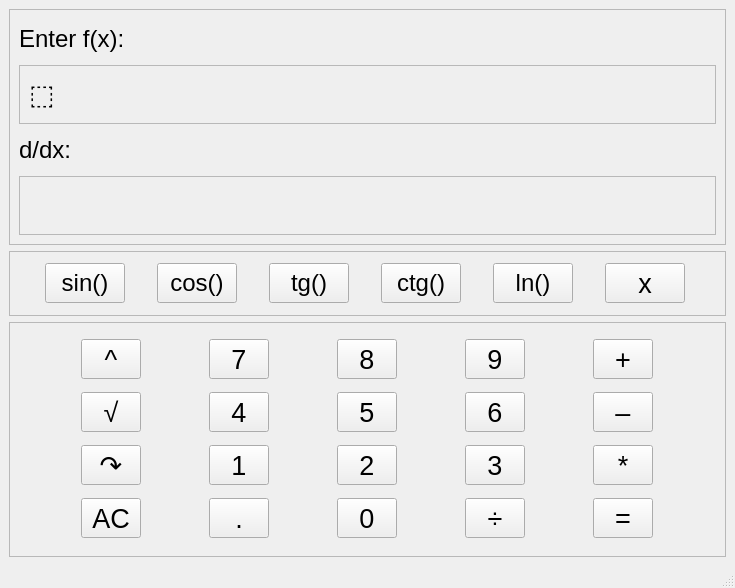
Old version of the form mainwindow.ui in the repository neavailable/Derivative_calculator.
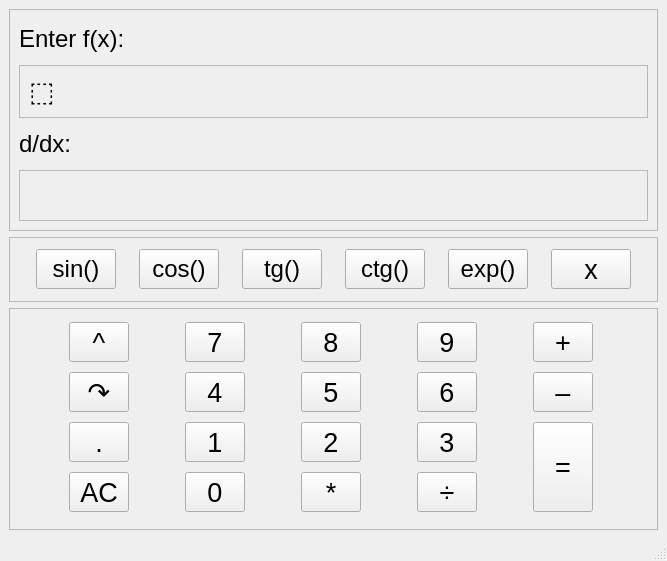
New version of the form.

```diff
--- a/mainwindow.ui
+++ b/mainwindow.ui
@@ -6,13 +6,19 @@
    <rect>
     <x>0</x>
     <y>0</y>
-    <width>735</width>
-    <height>588</height>
+    <width>667</width>
+    <height>561</height>
    </rect>
   </property>
   <property name="minimumSize">
    <size>
     <width>100</width>
+    <height>80</height>
+   </size>
+  </property>
+  <property name="sizeIncrement">
+   <size>
+    <width>0</width>
     <height>0</height>
    </size>
   </property>
@@ -36,24 +42,6 @@
        <enum>QFrame::Raised</enum>
       </property>
       <layout class="QGridLayout" name="gridLayout_2">
-       <item row="0" column="0">
-        <widget class="QLabel" name="label_1">
-         <property name="maximumSize">
-          <size>
-           <width>16777215</width>
-           <height>40</height>
-          </size>
-         </property>
-         <property name="font">
-          <font>
-           <pointsize>18</pointsize>
-          </font>
-         </property>
-         <property name="text">
-          <string>Enter f(x):</string>
-         </property>
-        </widget>
-       </item>
        <item row="5" column="0">
         <widget class="QFrame" name="frame">
          <property name="maximumSize">
@@ -96,24 +84,6 @@
          </layout>
         </widget>
        </item>
-       <item row="2" column="0">
-        <widget class="QLabel" name="label_2">
-         <property name="maximumSize">
-          <size>
-           <width>16777215</width>
-           <height>40</height>
-          </size>
-         </property>
-         <property name="font">
-          <font>
-           <pointsize>18</pointsize>
-          </font>
-         </property>
-         <property name="text">
-          <string>d/dx:</string>
-         </property>
-        </widget>
-       </item>
        <item row="1" column="0">
         <widget class="QFrame" name="enter_frame">
          <property name="maximumSize">
@@ -150,6 +120,42 @@
          </layout>
         </widget>
        </item>
+       <item row="2" column="0">
+        <widget class="QLabel" name="label_2">
+         <property name="maximumSize">
+          <size>
+           <width>16777215</width>
+           <height>40</height>
+          </size>
+         </property>
+         <property name="font">
+          <font>
+           <pointsize>18</pointsize>
+          </font>
+         </property>
+         <property name="text">
+          <string>d/dx:</string>
+         </property>
+        </widget>
+       </item>
+       <item row="0" column="0">
+        <widget class="QLabel" name="label_1">
+         <property name="maximumSize">
+          <size>
+           <width>16777215</width>
+           <height>40</height>
+          </size>
+         </property>
+         <property name="font">
+          <font>
+           <pointsize>18</pointsize>
+          </font>
+         </property>
+         <property name="text">
+          <string>Enter f(x):</string>
+         </property>
+        </widget>
+       </item>
       </layout>
      </widget>
     </item>
@@ -247,7 +253,7 @@
         </widget>
        </item>
        <item>
-        <widget class="QPushButton" name="ln_butt">
+        <widget class="QPushButton" name="exp_butt">
          <property name="maximumSize">
           <size>
            <width>80</width>
@@ -260,7 +266,7 @@
           </font>
          </property>
          <property name="text">
-          <string>ln()</string>
+          <string>exp()</string>
          </property>
         </widget>
        </item>
@@ -306,67 +312,7 @@
        <enum>QFrame::Raised</enum>
       </property>
       <layout class="QGridLayout" name="gridLayout">
-       <item row="8" column="14">
-        <widget class="QPushButton" name="enter_butt">
-         <property name="minimumSize">
-          <size>
-           <width>0</width>
-           <height>0</height>
-          </size>
-         </property>
-         <property name="maximumSize">
-          <size>
-           <width>60</width>
-           <height>100</height>
-          </size>
-         </property>
-         <property name="font">
-          <font>
-           <pointsize>20</pointsize>
-          </font>
-         </property>
-         <property name="text">
-          <string>=</string>
-         </property>
-        </widget>
-       </item>
-       <item row="6" column="8">
-        <widget class="QPushButton" name="butt_4">
-         <property name="maximumSize">
-          <size>
-           <width>60</width>
-           <height>40</height>
-          </size>
-         </property>
-         <property name="font">
-          <font>
-           <pointsize>20</pointsize>
-          </font>
-         </property>
-         <property name="text">
-          <string>4</string>
-         </property>
-        </widget>
-       </item>
-       <item row="3" column="8">
-        <widget class="QPushButton" name="butt_7">
-         <property name="maximumSize">
-          <size>
-           <width>60</width>
-           <height>40</height>
-          </size>
-         </property>
-         <property name="font">
-          <font>
-           <pointsize>20</pointsize>
-          </font>
-         </property>
-         <property name="text">
-          <string>7</string>
-         </property>
-        </widget>
-       </item>
-       <item row="8" column="8">
+       <item row="8" column="2">
         <widget class="QPushButton" name="dot_butt">
          <property name="maximumSize">
           <size>
@@ -384,7 +330,7 @@
          </property>
         </widget>
        </item>
-       <item row="8" column="10">
+       <item row="9" column="8">
         <widget class="QPushButton" name="butt_0">
          <property name="maximumSize">
           <size>
@@ -402,8 +348,8 @@
          </property>
         </widget>
        </item>
-       <item row="8" column="2">
-        <widget class="QPushButton" name="AC_butt">
+       <item row="4" column="12">
+        <widget class="QPushButton" name="butt_9">
          <property name="maximumSize">
           <size>
            <width>60</width>
@@ -416,11 +362,11 @@
           </font>
          </property>
          <property name="text">
-          <string>AC</string>
+          <string>9</string>
          </property>
         </widget>
        </item>
-       <item row="3" column="14">
+       <item row="4" column="14">
         <widget class="QPushButton" name="plus_butt">
          <property name="maximumSize">
           <size>
@@ -438,7 +384,61 @@
          </property>
         </widget>
        </item>
-       <item row="7" column="8">
+       <item row="6" column="12">
+        <widget class="QPushButton" name="butt_6">
+         <property name="maximumSize">
+          <size>
+           <width>60</width>
+           <height>40</height>
+          </size>
+         </property>
+         <property name="font">
+          <font>
+           <pointsize>20</pointsize>
+          </font>
+         </property>
+         <property name="text">
+          <string>6</string>
+         </property>
+        </widget>
+       </item>
+       <item row="4" column="10">
+        <widget class="QPushButton" name="butt_8">
+         <property name="maximumSize">
+          <size>
+           <width>60</width>
+           <height>40</height>
+          </size>
+         </property>
+         <property name="font">
+          <font>
+           <pointsize>20</pointsize>
+          </font>
+         </property>
+         <property name="text">
+          <string>8</string>
+         </property>
+        </widget>
+       </item>
+       <item row="4" column="2">
+        <widget class="QPushButton" name="pow_butt">
+         <property name="maximumSize">
+          <size>
+           <width>60</width>
+           <height>40</height>
+          </size>
+         </property>
+         <property name="font">
+          <font>
+           <pointsize>20</pointsize>
+          </font>
+         </property>
+         <property name="text">
+          <string>^</string>
+         </property>
+        </widget>
+       </item>
+       <item row="8" column="8">
         <widget class="QPushButton" name="butt_1">
          <property name="maximumSize">
           <size>
@@ -456,7 +456,25 @@
          </property>
         </widget>
        </item>
-       <item row="7" column="10">
+       <item row="4" column="8">
+        <widget class="QPushButton" name="butt_7">
+         <property name="maximumSize">
+          <size>
+           <width>60</width>
+           <height>40</height>
+          </size>
+         </property>
+         <property name="font">
+          <font>
+           <pointsize>20</pointsize>
+          </font>
+         </property>
+         <property name="text">
+          <string>7</string>
+         </property>
+        </widget>
+       </item>
+       <item row="8" column="10">
         <widget class="QPushButton" name="butt_2">
          <property name="maximumSize">
           <size>
@@ -474,61 +492,7 @@
          </property>
         </widget>
        </item>
-       <item row="6" column="10">
-        <widget class="QPushButton" name="butt_5">
-         <property name="maximumSize">
-          <size>
-           <width>60</width>
-           <height>40</height>
-          </size>
-         </property>
-         <property name="font">
-          <font>
-           <pointsize>20</pointsize>
-          </font>
-         </property>
-         <property name="text">
-          <string>5</string>
-         </property>
-        </widget>
-       </item>
        <item row="8" column="12">
-        <widget class="QPushButton" name="division_butt">
-         <property name="maximumSize">
-          <size>
-           <width>60</width>
-           <height>40</height>
-          </size>
-         </property>
-         <property name="font">
-          <font>
-           <pointsize>20</pointsize>
-          </font>
-         </property>
-         <property name="text">
-          <string>÷</string>
-         </property>
-        </widget>
-       </item>
-       <item row="3" column="10">
-        <widget class="QPushButton" name="butt_8">
-         <property name="maximumSize">
-          <size>
-           <width>60</width>
-           <height>40</height>
-          </size>
-         </property>
-         <property name="font">
-          <font>
-           <pointsize>20</pointsize>
-          </font>
-         </property>
-         <property name="text">
-          <string>8</string>
-         </property>
-        </widget>
-       </item>
-       <item row="7" column="12">
         <widget class="QPushButton" name="butt_3">
          <property name="minimumSize">
           <size>
@@ -552,8 +516,8 @@
          </property>
         </widget>
        </item>
-       <item row="3" column="12">
-        <widget class="QPushButton" name="butt_9">
+       <item row="6" column="10">
+        <widget class="QPushButton" name="butt_5">
          <property name="maximumSize">
           <size>
            <width>60</width>
@@ -566,29 +530,11 @@
           </font>
          </property>
          <property name="text">
-          <string>9</string>
+          <string>5</string>
          </property>
         </widget>
        </item>
-       <item row="6" column="12">
-        <widget class="QPushButton" name="butt_6">
-         <property name="maximumSize">
-          <size>
-           <width>60</width>
-           <height>40</height>
-          </size>
-         </property>
-         <property name="font">
-          <font>
-           <pointsize>20</pointsize>
-          </font>
-         </property>
-         <property name="text">
-          <string>6</string>
-         </property>
-        </widget>
-       </item>
-       <item row="7" column="14">
+       <item row="9" column="10">
         <widget class="QPushButton" name="multiply_butt">
          <property name="maximumSize">
           <size>
@@ -606,8 +552,8 @@
          </property>
         </widget>
        </item>
-       <item row="6" column="14">
-        <widget class="QPushButton" name="minus_butt">
+       <item row="6" column="8">
+        <widget class="QPushButton" name="butt_4">
          <property name="maximumSize">
           <size>
            <width>60</width>
@@ -620,12 +566,12 @@
           </font>
          </property>
          <property name="text">
-          <string>–</string>
+          <string>4</string>
          </property>
         </widget>
        </item>
-       <item row="7" column="2">
-        <widget class="QPushButton" name="to_external_func_butt">
+       <item row="6" column="2">
+        <widget class="QPushButton" name="to_ext_func_butt">
          <property name="maximumSize">
           <size>
            <width>60</width>
@@ -646,8 +592,44 @@
          </property>
         </widget>
        </item>
-       <item row="6" column="2">
-        <widget class="QPushButton" name="root_butt">
+       <item row="9" column="12">
+        <widget class="QPushButton" name="division_butt">
+         <property name="maximumSize">
+          <size>
+           <width>60</width>
+           <height>40</height>
+          </size>
+         </property>
+         <property name="font">
+          <font>
+           <pointsize>20</pointsize>
+          </font>
+         </property>
+         <property name="text">
+          <string>÷</string>
+         </property>
+        </widget>
+       </item>
+       <item row="6" column="14">
+        <widget class="QPushButton" name="minus_butt">
+         <property name="maximumSize">
+          <size>
+           <width>60</width>
+           <height>40</height>
+          </size>
+         </property>
+         <property name="font">
+          <font>
+           <pointsize>20</pointsize>
+          </font>
+         </property>
+         <property name="text">
+          <string>–</string>
+         </property>
+        </widget>
+       </item>
+       <item row="8" column="14" rowspan="2">
+        <widget class="QPushButton" name="enter_butt">
          <property name="minimumSize">
           <size>
            <width>0</width>
@@ -657,7 +639,7 @@
          <property name="maximumSize">
           <size>
            <width>60</width>
-           <height>40</height>
+           <height>100</height>
           </size>
          </property>
          <property name="font">
@@ -666,12 +648,12 @@
           </font>
          </property>
          <property name="text">
-          <string>√</string>
+          <string>=</string>
          </property>
         </widget>
        </item>
-       <item row="3" column="2">
-        <widget class="QPushButton" name="pow_butt">
+       <item row="9" column="2">
+        <widget class="QPushButton" name="AC_butt">
          <property name="maximumSize">
           <size>
            <width>60</width>
@@ -684,7 +666,7 @@
           </font>
          </property>
          <property name="text">
-          <string>^</string>
+          <string>AC</string>
          </property>
         </widget>
        </item>
```
